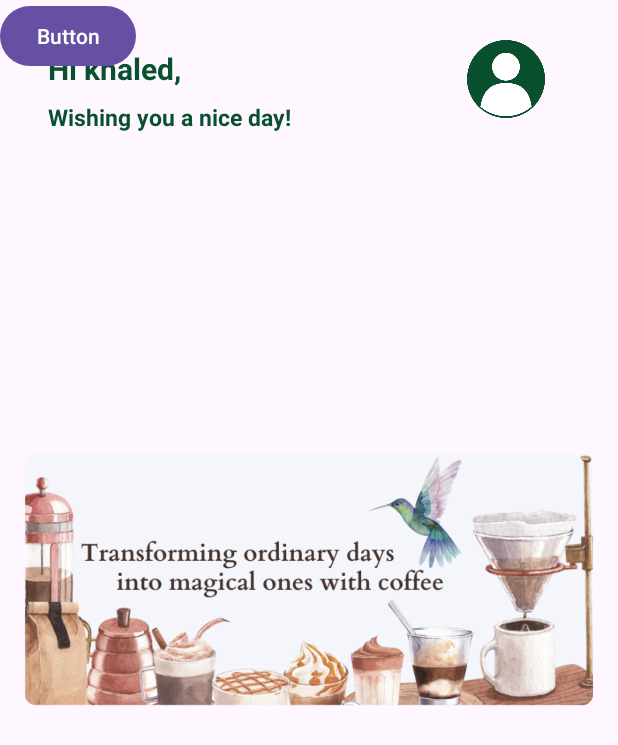
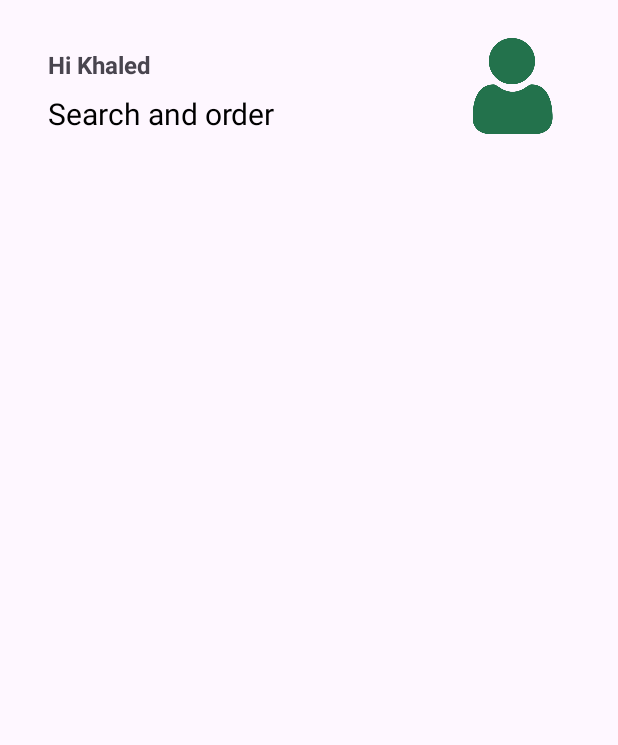
Before and after one commit to SumayaAlmafarjeh/MochaAlaa, an Android app: the MainActivity screen opened directly, with no data from a screen before it, on a phone screen of 412 x 824 dp. Shown: the top 745 px of the screen. Run offline under Robolectric (Android 15) with nearby library versions, the phone set to English and light mode, and no system bars.

Commit message:
remove bt3

```diff
--- a/app/src/main/res/layout/activity_main.xml
+++ b/app/src/main/res/layout/activity_main.xml
@@ -13,77 +13,55 @@
 
         <ScrollView
             android:layout_width="match_parent"
-            android:layout_height="match_parent"
-            tools:layout_editor_absoluteX="0dp"
-            tools:layout_editor_absoluteY="42dp">
-
+            android:layout_height="match_parent">
 
             <LinearLayout
                 android:layout_width="match_parent"
                 android:layout_height="wrap_content"
-                android:orientation="vertical">
+                android:orientation="vertical" >
 
                 <androidx.constraintlayout.widget.ConstraintLayout
                     android:layout_width="match_parent"
                     android:layout_height="match_parent">
 
+                    <ImageView
+                        android:id="@+id/imageView2"
+                        android:layout_width="66dp"
+                        android:layout_height="64dp"
+                        android:layout_marginTop="8dp"
+                        android:layout_marginEnd="32dp"
+                        app:layout_constraintBottom_toBottomOf="@+id/textView6"
+                        app:layout_constraintEnd_toEndOf="parent"
+                        app:layout_constraintTop_toTopOf="@+id/textView5"
+                        app:layout_constraintVertical_bias="1.0"
+                        app:srcCompat="@drawable/user__2_" />
+
                     <TextView
-                        android:id="@+id/textView"
+                        android:id="@+id/textView5"
                         android:layout_width="wrap_content"
                         android:layout_height="wrap_content"
                         android:layout_marginStart="32dp"
                         android:layout_marginTop="32dp"
-                        android:text="Hi khaled,"
-                        android:textColor="#09502f"
-                        android:textSize="20sp"
+                        android:text="Hi Khaled"
+                        android:textSize="16dp"
                         android:textStyle="bold"
-
                         app:layout_constraintStart_toStartOf="parent"
                         app:layout_constraintTop_toTopOf="parent" />
 
                     <TextView
-                        android:id="@+id/textView10"
+                        android:id="@+id/textView6"
                         android:layout_width="wrap_content"
                         android:layout_height="wrap_content"
+                        android:text="Search and order"
+                        android:textSize="20sp"
+                        android:textColor="#000000"
                         android:layout_marginTop="8dp"
-                        android:text="Wishing you a nice day!"
-                        android:textColor="#09502f"
-                        android:textSize="15sp"
-                        android:textStyle="bold"
-                        app:layout_constraintStart_toStartOf="@+id/textView"
-                        app:layout_constraintTop_toBottomOf="@+id/textView" />
-
-                    <ImageView
-                        android:id="@+id/imageView2"
-                        android:layout_width="145dp"
-                        android:layout_height="105dp"
-                        android:src="@drawable/user"
-                        app:layout_constraintEnd_toEndOf="parent"
-                        app:layout_constraintHorizontal_bias="1.0"
-                        app:layout_constraintStart_toStartOf="parent"
-                        app:layout_constraintTop_toTopOf="parent" />
+                        app:layout_constraintStart_toStartOf="@+id/textView5"
+                        app:layout_constraintTop_toBottomOf="@+id/textView5" />
 
                     <androidx.constraintlayout.widget.ConstraintLayout
                         android:layout_width="match_parent"
                         android:layout_height="match_parent">
-
-                        <ImageView
-                            android:id="@+id/imageView14"
-                            android:layout_width="wrap_content"
-                            android:layout_height="wrap_content"
-                            android:src="@drawable/coffee_is_a_language_in_itself___1_"
-                            app:layout_constraintEnd_toEndOf="parent"
-                            app:layout_constraintHorizontal_bias="1.0"
-                            app:layout_constraintStart_toStartOf="parent"
-                            app:layout_constraintTop_toTopOf="parent" />
-
-                        <Button
-                            android:id="@+id/button2"
-                            android:layout_width="wrap_content"
-                            android:layout_height="wrap_content"
-                            android:text="Button"
-                            tools:layout_editor_absoluteX="157dp"
-                            tools:layout_editor_absoluteY="564dp" />
 
                     </androidx.constraintlayout.widget.ConstraintLayout>
 
@@ -91,5 +69,6 @@
 
             </LinearLayout>
         </ScrollView>
+
     </androidx.constraintlayout.widget.ConstraintLayout>
 </androidx.constraintlayout.widget.ConstraintLayout>
--- a/app/src/main/res/values/themes.xml
+++ b/app/src/main/res/values/themes.xml
@@ -2,8 +2,7 @@
     <!-- Base application theme. -->
     <style name="Base.Theme.MochaAlaa" parent="Theme.Material3.DayNight.NoActionBar">
         <!-- Customize your light theme here. -->
-        <!-- <item name="colorPrimary">@color/my_light_primary</item> -->
+         <item name="colorPrimary">#F1E9E5</item>
     </style>
-
     <style name="Theme.MochaAlaa" parent="Base.Theme.MochaAlaa" />
 </resources>
```
